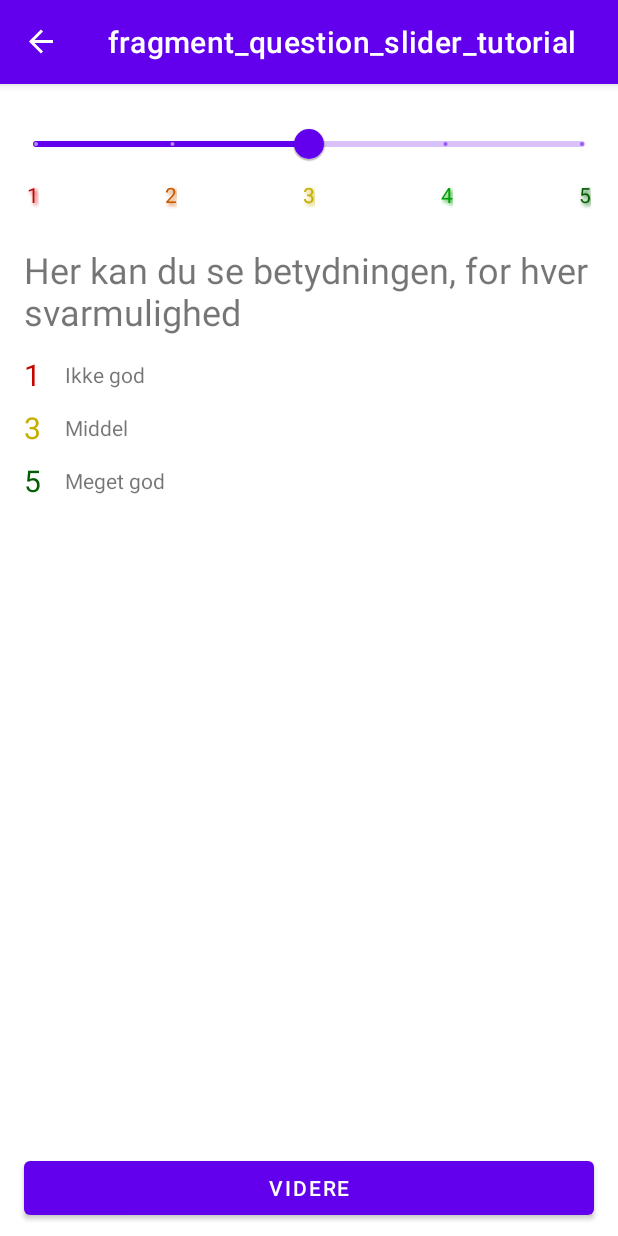
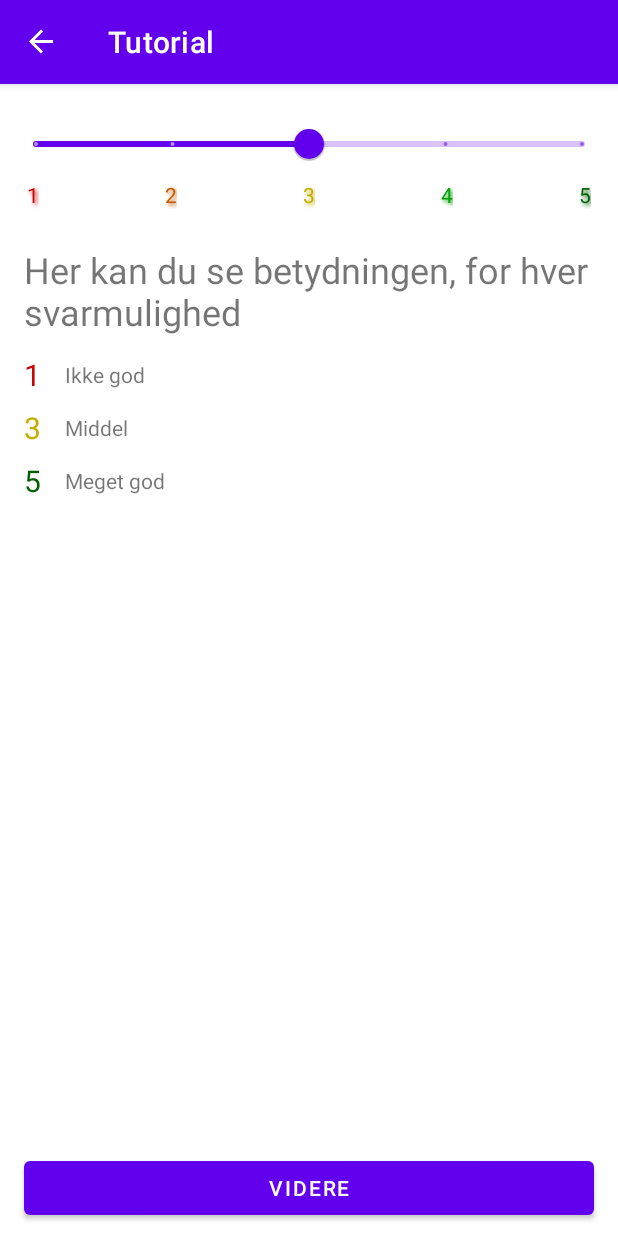
Before and after one commit to P5-Tec/velfaerd_kotlin, an Android app: the QuestionSliderTutorial screen opened through its navigation route, on a phone screen of 412 x 824 dp. Run offline under Robolectric (Android 15) with nearby library versions, the phone set to English and light mode, and no system bars; our stand-ins replace navigation-ui; libraries missing offline, so code that uses them is left out: com.google.android.exoplayer2; 5 statements that could not run were skipped.

Commit message:
Updated toolbar titles for all fragments

```diff
--- a/app/src/main/java/com/example/vaelfardsapp/QuestionSliderTutorial.kt
+++ b/app/src/main/java/com/example/vaelfardsapp/QuestionSliderTutorial.kt
@@ -1,31 +1,25 @@
 package com.example.vaelfardsapp
 
 import android.os.Bundle
-import androidx.fragment.app.Fragment
 import android.view.LayoutInflater
 import android.view.View
 import android.view.ViewGroup
+import androidx.fragment.app.Fragment
 import androidx.navigation.fragment.findNavController
-import com.example.vaelfardsapp.databinding.FragmentQuestionSliderBinding
 import com.example.vaelfardsapp.databinding.FragmentQuestionSliderTutorialBinding
-import com.example.vaelfardsapp.views.QuestionSliderFragment
 
 class QuestionSliderTutorial : Fragment() {
 
     private var _binding: FragmentQuestionSliderTutorialBinding? = null
     private val binding get() = _binding!!
 
-
-    override fun onCreate(savedInstanceState: Bundle?) {
-        super.onCreate(savedInstanceState)
-    }
-
     override fun onCreateView(
         inflater: LayoutInflater, container: ViewGroup?,
         savedInstanceState: Bundle?
-    ): View? {
+    ): View {
         // Inflate the layout for this fragment
-        _binding = FragmentQuestionSliderTutorialBinding.inflate(inflater,container,false)
+        _binding = FragmentQuestionSliderTutorialBinding.inflate(inflater, container, false)
+
         return binding.root
     }
 
@@ -35,6 +29,5 @@ class QuestionSliderTutorial : Fragment() {
         binding.btnVidere.setOnClickListener {
             findNavController().navigate(R.id.action_questionSliderTutorial_to_questionFragment)
         }
-
     }
 }
--- a/app/src/main/java/com/example/vaelfardsapp/StartPage.kt
+++ b/app/src/main/java/com/example/vaelfardsapp/StartPage.kt
@@ -36,6 +36,7 @@ class StartPage : Fragment() {
     ): View {
         // Inflate the layout for this fragment
         _binding = FragmentStartPageBinding.inflate(inflater, container, false)
+
         playerView = binding.playerView!!
         return binding.root
     }
--- a/app/src/main/res/layout/activity_main.xml
+++ b/app/src/main/res/layout/activity_main.xml
@@ -1,6 +1,5 @@
 <?xml version="1.0" encoding="utf-8"?>
 <androidx.coordinatorlayout.widget.CoordinatorLayout xmlns:android="http://schemas.android.com/apk/res/android"
-    xmlns:app="http://schemas.android.com/apk/res-auto"
     xmlns:tools="http://schemas.android.com/tools"
     android:layout_width="match_parent"
     android:layout_height="match_parent"
@@ -15,7 +14,8 @@
             android:id="@+id/toolbar"
             android:layout_width="match_parent"
             android:layout_height="?attr/actionBarSize"
-            android:background="?attr/colorPrimary" />
+            android:background="?attr/colorPrimary"
+            tools:title="Home" />
 
     </com.google.android.material.appbar.AppBarLayout>
 
--- a/app/src/main/res/layout/fragment_question_slider_tutorial.xml
+++ b/app/src/main/res/layout/fragment_question_slider_tutorial.xml
@@ -5,7 +5,6 @@
     android:layout_width="match_parent"
     android:layout_height="match_parent"
     tools:context=".QuestionSliderTutorial">
-
 
     <androidx.fragment.app.FragmentContainerView
         android:id="@+id/fragment"
@@ -122,5 +121,4 @@
         app:layout_constraintEnd_toEndOf="parent"
         app:layout_constraintStart_toStartOf="parent" />
 
-
 </androidx.constraintlayout.widget.ConstraintLayout>
--- a/app/src/main/res/navigation/nav_graph.xml
+++ b/app/src/main/res/navigation/nav_graph.xml
@@ -8,7 +8,7 @@
     <fragment
         android:id="@+id/startPage"
         android:name="com.example.vaelfardsapp.StartPage"
-        android:label="Home"
+        android:label="@string/startpageTitle"
         tools:layout="@layout/fragment_start_page">
         <action
             android:id="@+id/action_startPage_to_strengthsExpandableListView"
@@ -25,13 +25,13 @@
     <fragment
         android:id="@+id/strengthsExpandableListView"
         android:name="com.example.vaelfardsapp.expandableListView.StrengthsExpandableListView"
-        android:label="De 24 Styrker"
+        android:label="@string/strengthsExpandleListViewTitle"
         tools:layout="@layout/fragment_strengths_expandable_list_view" />
     <fragment
         android:id="@+id/questionFragment"
         android:name="com.example.vaelfardsapp.views.QuestionFragment"
         android:label="Spørgeskema"
-        tools:layout="@layout/fragment_question" >
+        tools:layout="@layout/fragment_question">
         <action
             android:id="@+id/action_questionFragment_to_yourTopStrengths"
             app:destination="@id/yourTopStrengths" />
@@ -39,8 +39,8 @@
     <fragment
         android:id="@+id/questionSliderTutorial"
         android:name="com.example.vaelfardsapp.QuestionSliderTutorial"
-        android:label="fragment_question_slider_tutorial"
-        tools:layout="@layout/fragment_question_slider_tutorial" >
+        android:label="@string/tutorialTitle"
+        tools:layout="@layout/fragment_question_slider_tutorial">
         <action
             android:id="@+id/action_questionSliderTutorial_to_questionFragment"
             app:destination="@id/questionFragment" />
@@ -48,8 +48,8 @@
     <fragment
         android:id="@+id/yourTopStrengths"
         android:name="com.example.vaelfardsapp.yourTopStrengths.YourTopStrengths"
-        android:label="fragment_your_top_strengths"
-        tools:layout="@layout/fragment_your_top_strengths" >
+        android:label="@string/yourTopStrengthsTitle"
+        tools:layout="@layout/fragment_your_top_strengths">
         <action
             android:id="@+id/action_yourTopStrengthsBackNavigation"
             app:destination="@id/questionFragment" />
--- a/app/src/main/res/values/strings.xml
+++ b/app/src/main/res/values/strings.xml
@@ -26,5 +26,12 @@
     <string name="select_top_strengths">Vælg de 2 karaktertræk der passer bedst til dig</string>
     <string name="udfoer_text">UDFØR</string>
 
+    <!-- Toolbar Title Strings For Fragments -->
+    <string name="startpageTitle">Hjem</string>
+    <string name="tutorialTitle">Tutorial</string>
+    <string name="strengthsExpandleListViewTitle">De 24 Styrker</string>
+    <string name="questionsTitle">Spørgsmål</string>
+    <string name="yourTopStrengthsTitle">Dine Top Styrker</string>
+
     <!-- XPage Strings -->
 </resources>
```
Also changed, not shown: app/src/main/java/com/example/vaelfardsapp/MainActivity.kt (+1 -6 lines).
